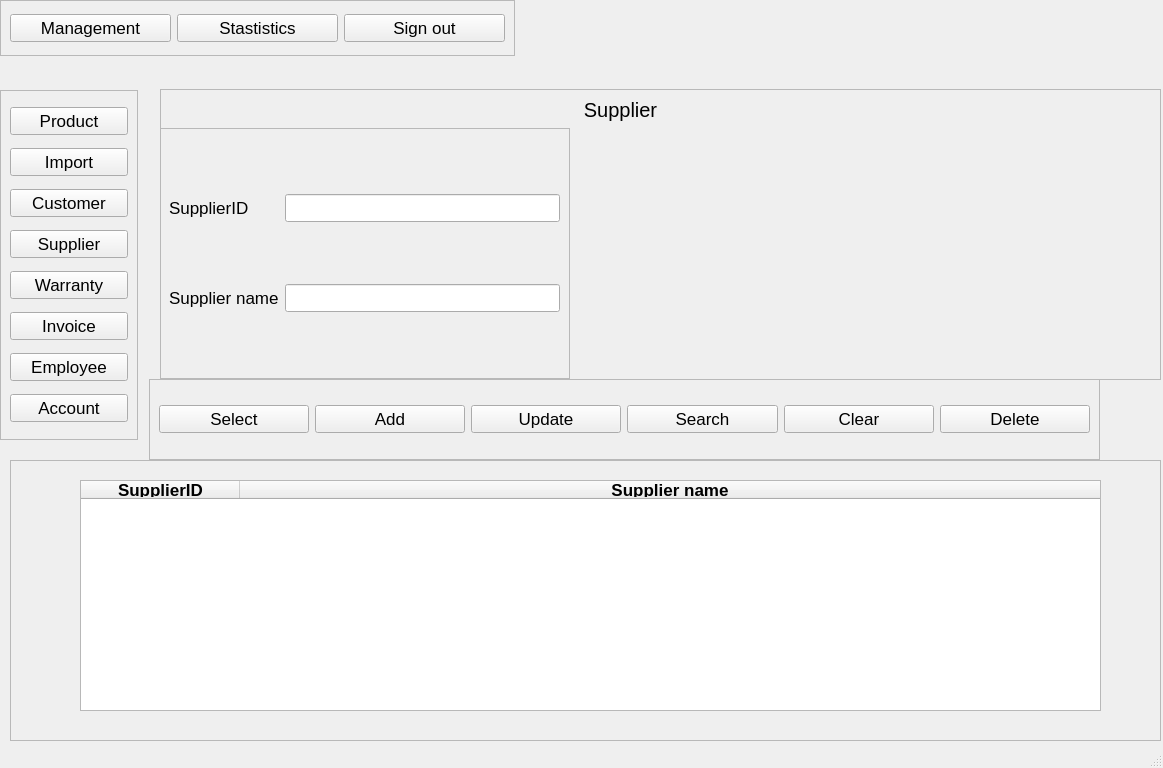
Above: src/View/VIewUI/SupplierAdmin.ui from Hai1205/ComputerStore-Python- before the change. Below: the same form after it.
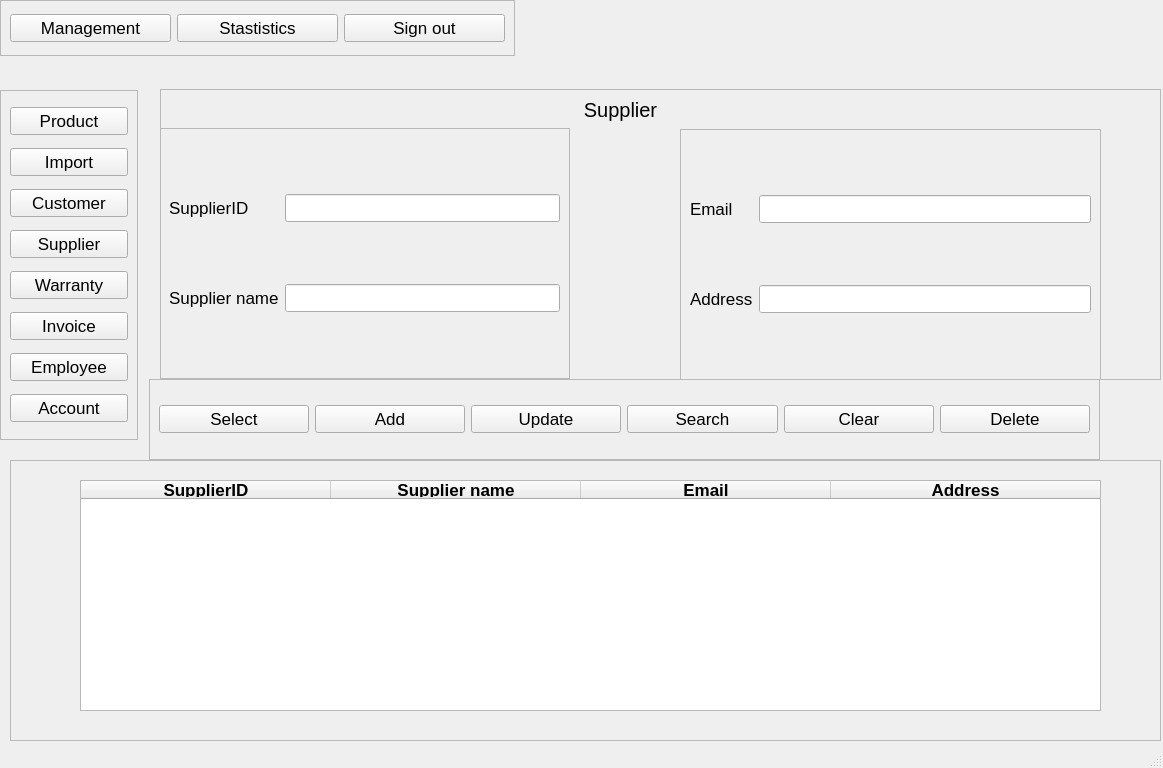
That is the form after the change.

What changed in the file:
```diff
--- a/src/View/VIewUI/SupplierAdmin.ui
+++ b/src/View/VIewUI/SupplierAdmin.ui
@@ -53,7 +53,7 @@
       <number>50</number>
      </attribute>
      <attribute name="horizontalHeaderDefaultSectionSize">
-      <number>159</number>
+      <number>250</number>
      </attribute>
      <attribute name="horizontalHeaderStretchLastSection">
       <bool>true</bool>
@@ -92,6 +92,34 @@
        <set>AlignCenter</set>
       </property>
      </column>
+     <column>
+      <property name="text">
+       <string>Email</string>
+      </property>
+      <property name="font">
+       <font>
+        <weight>75</weight>
+        <bold>true</bold>
+       </font>
+      </property>
+      <property name="textAlignment">
+       <set>AlignCenter</set>
+      </property>
+     </column>
+     <column>
+      <property name="text">
+       <string>Address</string>
+      </property>
+      <property name="font">
+       <font>
+        <weight>75</weight>
+        <bold>true</bold>
+       </font>
+      </property>
+      <property name="textAlignment">
+       <set>AlignCenter</set>
+      </property>
+     </column>
     </widget>
    </widget>
    <widget class="QFrame" name="frame_2">
@@ -168,6 +196,44 @@
       </item>
      </layout>
     </widget>
+    <widget class="QFrame" name="frame_7">
+     <property name="geometry">
+      <rect>
+       <x>520</x>
+       <y>40</y>
+       <width>421</width>
+       <height>251</height>
+      </rect>
+     </property>
+     <property name="frameShape">
+      <enum>QFrame::StyledPanel</enum>
+     </property>
+     <property name="frameShadow">
+      <enum>QFrame::Raised</enum>
+     </property>
+     <layout class="QGridLayout" name="gridLayout_2">
+      <item row="0" column="0">
+       <widget class="QLabel" name="label_4">
+        <property name="text">
+         <string>Email</string>
+        </property>
+       </widget>
+      </item>
+      <item row="0" column="1">
+       <widget class="QLineEdit" name="email"/>
+      </item>
+      <item row="1" column="0">
+       <widget class="QLabel" name="label_5">
+        <property name="text">
+         <string>Address</string>
+        </property>
+       </widget>
+      </item>
+      <item row="1" column="1">
+       <widget class="QLineEdit" name="address"/>
+      </item>
+     </layout>
+    </widget>
    </widget>
    <widget class="QFrame" name="frame_3">
     <property name="geometry">
```
